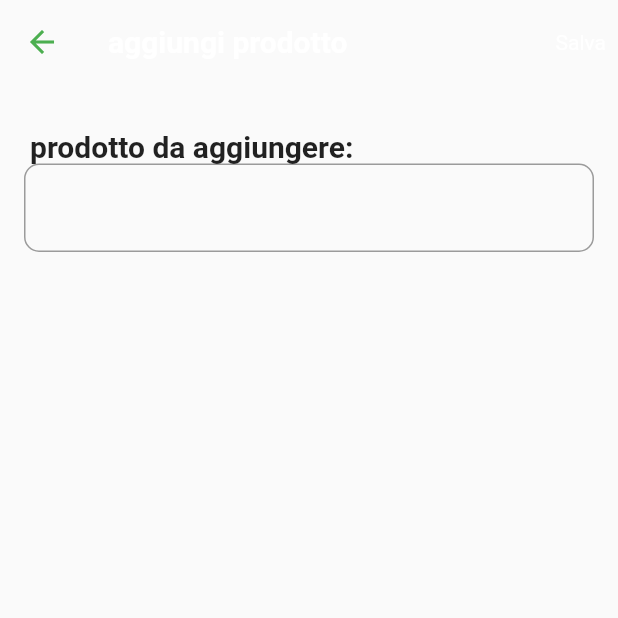
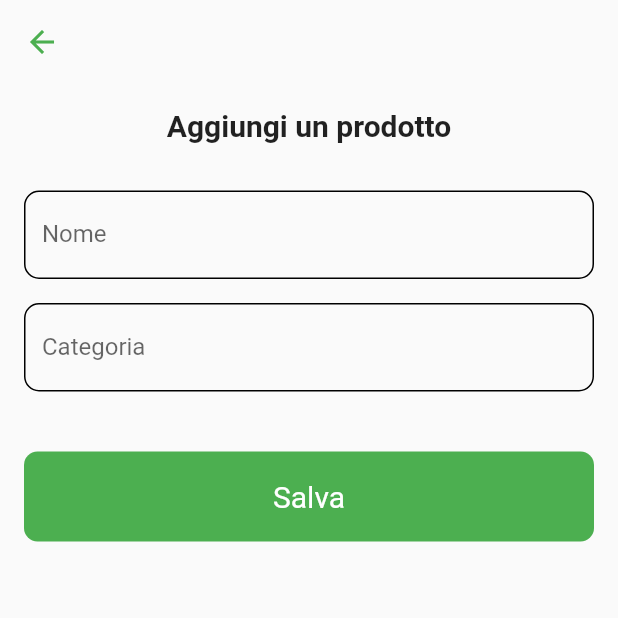
Before and after one commit to LucaRocco/mobile-project, a Flutter app: the ProductAddPage screen opened directly, on a phone screen of 412 x 824 dp, the top half of it. Run offline on Flutter 3.47's test engine with Material 2 defaults, Android fonts, the phone set to English and light mode, and no system bars; our stand-ins replace get, get_it, image_picker, shared_preferences; missing offline and left inert: amazon_cognito_identity_dart; accounts and stored records are empty; network calls fail.

Commit message:
Miglioramenti generali alle schermate

```diff
--- a/lib/component/list_element.dart
+++ b/lib/component/list_element.dart
@@ -180,7 +180,7 @@ class _ListElementState extends State<ListElement> {
   }
 
   _addTapped() async {
-    ListaSpesa listaSpesaFromBE = await listsService.saveList(nomeController.text);
+    ListaSpesa listaSpesaFromBE = await listsService.saveList(nomeLista: nomeController.text);
     listaSpesa.id = listaSpesaFromBE.id;
     listaSpesa.nome = nomeController.text;
     setState(() {});
--- a/lib/component/list_scroller.dart
+++ b/lib/component/list_scroller.dart
@@ -1,8 +1,11 @@
 import 'package:flutter/cupertino.dart';
 import 'package:flutter/material.dart';
+import 'package:get/get.dart';
 import 'package:get_it/get_it.dart';
 import 'package:in_expense/component/product_scroller.dart';
 import 'package:in_expense/model/lista_spesa.dart';
+import 'package:in_expense/page/aggiungi_lista.dart';
+import 'package:in_expense/page/aggiungi_prodotto.dart';
 import 'package:in_expense/service/lists_service.dart';
 
 class ListScroller extends StatefulWidget {
@@ -193,10 +196,10 @@ class _ListScrollerState extends State<ListScroller> {
   }
 
   _addProduct() {
-    print("Aggiungi prodotto cliccato");
+    Get.to(ProductAddPage());
   }
 
   _addList() {
-    print("Aggiungi lista cliccato");
+    Get.to(AggiungiListaPage());
   }
 }
--- a/lib/component/product_scroller.dart
+++ b/lib/component/product_scroller.dart
@@ -2,8 +2,10 @@ import 'dart:math';
 
 import 'package:flutter/cupertino.dart';
 import 'package:flutter/material.dart';
+import 'package:get/get.dart';
 import 'package:get_it/get_it.dart';
 import 'package:in_expense/model/prodotto.dart';
+import 'package:in_expense/page/aggiungi_lista.dart';
 import 'package:in_expense/service/product_service.dart';
 
 class ProductsScroller extends StatefulWidget {
@@ -172,6 +174,6 @@ class _ProductsScrollerState extends State<ProductsScroller> {
   }
 
   _addList() {
-    print("Aggiungi lista cliccato");
+    Get.to(AggiungiListaPage());
   }
 }
--- a/lib/model/prodotto.dart
+++ b/lib/model/prodotto.dart
@@ -4,8 +4,8 @@ class Prodotto {
   String nome;
   String categoria;
 
-  Prodotto.fromJson(json) {
-    Prodotto(
+  factory Prodotto.fromJson(json) {
+    return Prodotto(
       id: json['id'],
       nome: json['nome'],
       categoria: json['categoria']
--- a/lib/page/aggiumgi_prodotto.dart
+++ /dev/null
@@ -1,54 +0,0 @@
-import 'dart:io';
-import 'dart:ui';
-
-import 'package:flutter/material.dart';
-
-class ProductAddPage extends StatefulWidget {
-  ProductAddPage({Key key, this.title}) : super(key: key);
-
-  final String title;
-
-  @override
-  _ProductAddPageState createState() => _ProductAddPageState();
-}
-
-class _ProductAddPageState extends State<ProductAddPage> {
-  File _image;
-
-  @override
-  Widget build(BuildContext context) {
-    return Scaffold(
-        appBar: AppBar(
-          title: Text(
-            'aggiungi prodotto',
-            style: TextStyle(fontSize: 20, fontWeight: FontWeight.bold),
-          ),
-          actions: [
-            ButtonBar(
-              children: [Text("Salva")],
-            )
-          ],
-        ),
-        body: Column(children: [
-          Row(
-            mainAxisAlignment: MainAxisAlignment.start,
-            children: [
-              Padding(
-                  padding: EdgeInsets.only(left: 20, top: 30),
-                  child: Text(
-                    "prodotto da aggiungere:",
-                    style: TextStyle(fontSize: 20, fontWeight: FontWeight.bold),
-                  )),
-            ],
-          ),
-          Container(
-            padding: EdgeInsets.only(left: 16, right: 16),
-            child: TextField(
-                decoration: InputDecoration(
-              border: OutlineInputBorder(
-                  borderRadius: BorderRadius.all(Radius.circular(10))),
-            )),
-          ),
-        ]));
-  }
-}
--- /dev/null
+++ b/lib/page/aggiungi_prodotto.dart
@@ -0,0 +1,100 @@
+import 'package:flutter/material.dart';
+import 'package:get/get.dart';
+import 'package:get_it/get_it.dart';
+import 'package:in_expense/page/liste_attive.dart';
+import 'package:in_expense/service/product_service.dart';
+
+class ProductAddPage extends StatefulWidget {
+  ProductAddPage({Key key, this.title}) : super(key: key);
+
+  final String title;
+
+  @override
+  _ProductAddPageState createState() => _ProductAddPageState();
+}
+
+class _ProductAddPageState extends State<ProductAddPage> {
+  ProductService productService = GetIt.I<ProductService>();
+  TextEditingController nomeController = new TextEditingController();
+  TextEditingController categoriaController = new TextEditingController();
+  @override
+  Widget build(BuildContext context) {
+    return Scaffold(
+        appBar: AppBar(
+          backgroundColor: Colors.transparent,
+          actionsIconTheme: IconThemeData(color: Colors.green),
+        ),
+        body: Container(
+          child: ListView(
+            children: [
+              Padding(
+                padding: EdgeInsets.all(16),
+                child:
+                Row(mainAxisAlignment: MainAxisAlignment.center, children: [
+                  Text(
+                    "Aggiungi un prodotto",
+                    style: TextStyle(fontSize: 20, fontWeight: FontWeight.bold),
+                  ),
+                ]),
+              ),
+              Padding(
+                padding: EdgeInsets.all(16),
+                child: TextFormField(
+                  controller: nomeController,
+                  decoration: InputDecoration(
+                    focusedBorder: OutlineInputBorder(
+                        borderRadius: BorderRadius.all(Radius.circular(10))),
+                    enabledBorder: OutlineInputBorder(
+                        borderRadius: BorderRadius.all(Radius.circular(10))),
+                    border: OutlineInputBorder(
+                      borderRadius: BorderRadius.all(Radius.circular(10)),
+                    ),
+                    labelText: 'Nome',
+                  ),
+                ),
+              ),
+              Padding(
+                padding: EdgeInsets.only(left: 16, right: 16),
+                child: TextField(
+                    controller: categoriaController,
+                    decoration: InputDecoration(
+                      focusedBorder: OutlineInputBorder(
+                          borderRadius: BorderRadius.all(Radius.circular(10))),
+                      enabledBorder: OutlineInputBorder(
+                          borderRadius: BorderRadius.all(Radius.circular(10))),
+                      border: OutlineInputBorder(
+                          borderRadius: BorderRadius.all(Radius.circular(10))),
+                      labelText: 'Categoria',)),
+              ),
+              Row(
+                mainAxisAlignment: MainAxisAlignment.center,
+                children: [
+                  Expanded(
+                    child: Padding(
+                        padding: const EdgeInsets.only(
+                            left: 16.0, right: 16.0, top: 40.0),
+                        child: GestureDetector(
+                          onTap: () async {
+                            await productService.saveProduct(
+                                nome: nomeController.text,
+                                categoria: categoriaController.text);
+                            Get.off(ListsPage());
+                          },
+                          child: new Container(
+                              alignment: Alignment.center,
+                              height: 60.0,
+                              decoration: new BoxDecoration(
+                                  color: Colors.green,
+                                  borderRadius: new BorderRadius.circular(9.0)),
+                              child: new Text("Salva",
+                                  style: new TextStyle(
+                                      fontSize: 20.0, color: Colors.white))),
+                        )),
+                  )
+                ],
+              )
+            ],
+          ),
+        ));
+  }
+}
--- a/lib/page/liste_attive.dart
+++ b/lib/page/liste_attive.dart
@@ -1,6 +1,5 @@
 import 'package:flutter/material.dart';
 import 'package:get_it/get_it.dart';
-import 'package:in_expense/component/list_element.dart';
 import 'package:in_expense/component/list_scroller.dart';
 import 'package:in_expense/model/lista_spesa.dart';
 import 'package:in_expense/service/lists_service.dart';
```
Also changed, not shown: lib/page/aggiungi_lista.dart (+58 -10 lines), lib/service/lists_service.dart (+6 -7 lines), lib/service/product_service.dart (+22 -6 lines).
